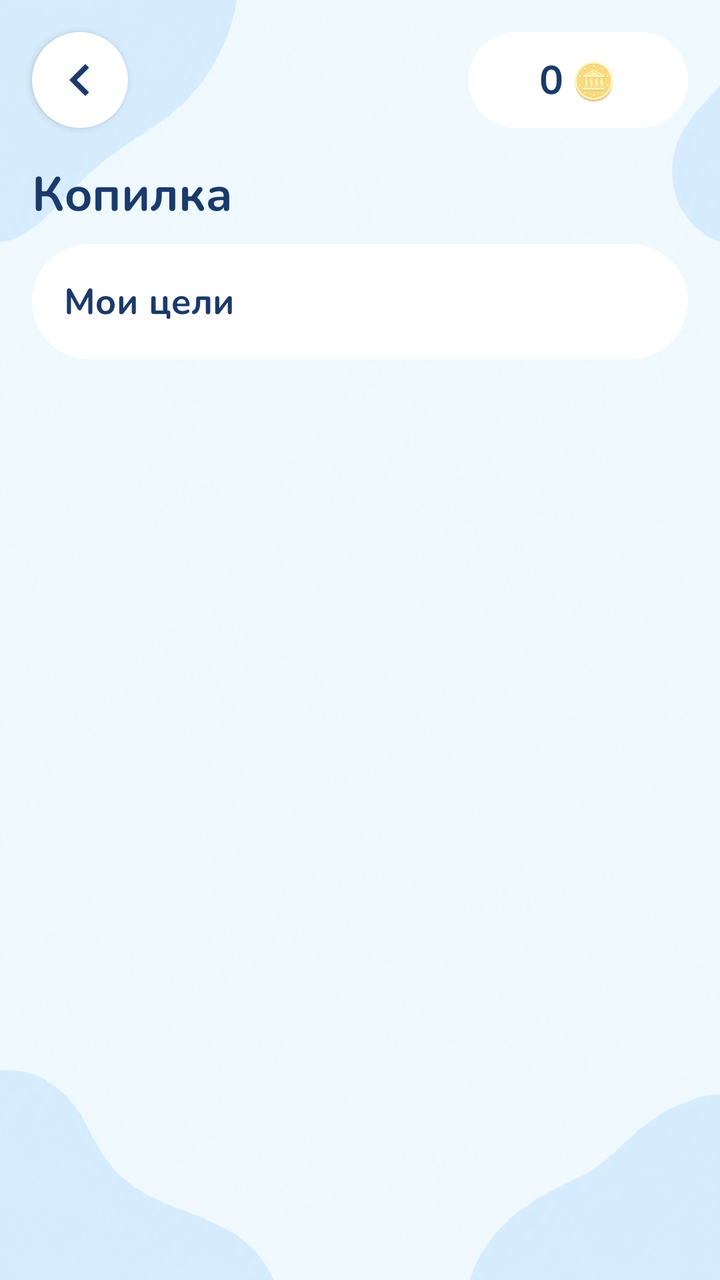
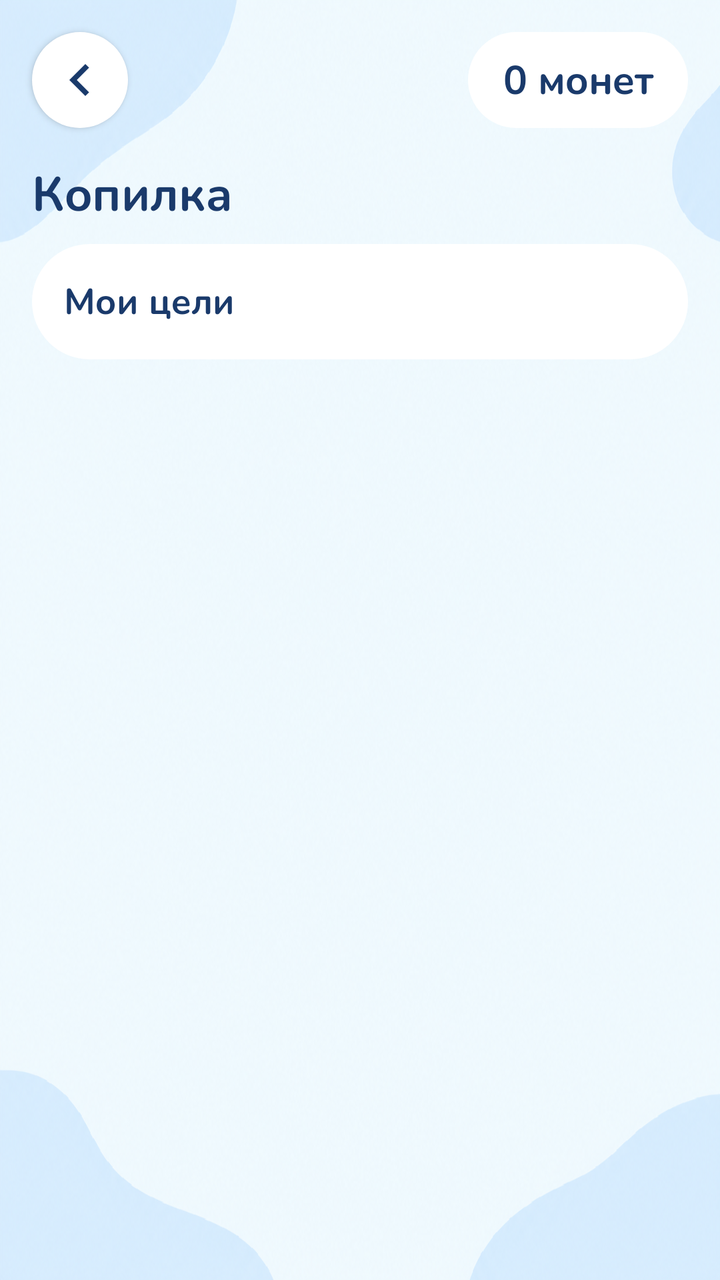

The first picture is an Android layout as it rendered before a commit; the second is the same layout after the commit. The layout source and the unified diff follow.
<!-- AndroidManifest.xml: application theme Theme.Finni -->
<!-- res/layout/activity_savings.xml -->
<androidx.constraintlayout.widget.ConstraintLayout
    xmlns:android="http://schemas.android.com/apk/res/android"
    xmlns:app="http://schemas.android.com/apk/res-auto"
    android:layout_width="match_parent"
    android:layout_height="match_parent">

    <ImageView
        android:layout_width="0dp"
        android:layout_height="0dp"
        android:scaleType="fitXY"
        android:src="@drawable/background_2"
        app:layout_constraintBottom_toBottomOf="parent"
        app:layout_constraintEnd_toEndOf="parent"
        app:layout_constraintStart_toStartOf="parent"
        app:layout_constraintTop_toTopOf="parent" />

    <com.google.android.material.button.MaterialButton
        android:id="@+id/btn_back_savings"
        style="@style/Widget.MaterialComponents.Button.Icon"
        android:layout_width="48dp"
        android:layout_height="48dp"
        android:layout_marginStart="16dp"
        android:layout_marginTop="16dp"
        android:insetLeft="0dp"
        android:insetTop="0dp"
        android:insetRight="0dp"
        android:insetBottom="0dp"
        android:padding="0dp"
        app:backgroundTint="@color/white"
        app:cornerRadius="32dp"
        app:icon="@drawable/ic_keyboard_arrow_left"
        app:iconGravity="textStart"
        app:iconPadding="0dp"
        app:iconSize="32dp"
        app:iconTint="@color/dark_blue"
        app:layout_constraintStart_toStartOf="parent"
        app:layout_constraintTop_toTopOf="parent" />

    <LinearLayout
        android:id="@+id/coins_container"
        android:layout_width="110dp"
        android:layout_height="48dp"
        android:layout_marginTop="16dp"
        android:layout_marginEnd="16dp"
        android:background="@drawable/bg_bubble"
        android:gravity="center"
        android:orientation="horizontal"
        android:paddingStart="12dp"
        android:paddingEnd="12dp"
        app:layout_constraintEnd_toEndOf="parent"
        app:layout_constraintTop_toTopOf="parent">

        <TextView
            android:id="@+id/tv_coins"
            android:layout_width="wrap_content"
            android:layout_height="wrap_content"
            android:fontFamily="@font/nunitobold"
            android:text="0"
            android:textColor="@color/dark_blue"
            android:textSize="20sp" />

        <TextView
            android:layout_width="wrap_content"
            android:layout_height="wrap_content"
            android:layout_marginStart="4dp"
            android:text="🪙"
            android:textSize="18sp" />

    </LinearLayout>

    <ScrollView
        android:layout_width="0dp"
        android:layout_height="0dp"
        android:layout_marginTop="80dp"
        android:fillViewport="true"
        app:layout_constraintBottom_toBottomOf="parent"
        app:layout_constraintEnd_toEndOf="parent"
        app:layout_constraintStart_toStartOf="parent"
        app:layout_constraintTop_toTopOf="parent">

        <LinearLayout
            android:layout_width="match_parent"
            android:layout_height="wrap_content"
            android:orientation="vertical"
            android:paddingHorizontal="16dp"
            android:paddingBottom="24dp">

            <TextView
                android:layout_width="wrap_content"
                android:layout_height="wrap_content"
                android:layout_marginBottom="8dp"
                android:fontFamily="@font/nunitobold"
                android:text="Копилка"
                android:textColor="@color/dark_blue"
                android:textSize="24sp" />

            <LinearLayout
                android:layout_width="match_parent"
                android:layout_height="wrap_content"
                android:background="@drawable/bg_bubble"
                android:orientation="vertical"
                android:padding="16dp">

                <TextView
                    android:layout_width="wrap_content"
                    android:layout_height="wrap_content"
                    android:fontFamily="@font/nunitobold"
                    android:text="Мои цели"
                    android:textColor="@color/dark_blue"
                    android:textSize="18sp" />

                <LinearLayout
                    android:id="@+id/container_goals"
                    android:layout_width="match_parent"
                    android:layout_height="wrap_content"
                    android:orientation="vertical" />

            </LinearLayout>

            <LinearLayout
                android:id="@+id/container_selected_goal"
                android:layout_width="match_parent"
                android:layout_height="wrap_content"
                android:layout_marginTop="12dp"
                android:background="@drawable/bg_bubble"
                android:orientation="vertical"
                android:padding="16dp"
                android:visibility="gone">

                <TextView
                    android:id="@+id/tv_goal_name"
                    android:layout_width="match_parent"
                    android:layout_height="wrap_content"
                    android:fontFamily="@font/nunitobold"
                    android:textColor="@color/dark_blue"
                    android:textSize="22sp" />

                <TextView
                    android:id="@+id/tv_goal_progress"
                    android:layout_width="wrap_content"
                    android:layout_height="wrap_content"
                    android:layout_marginTop="4dp"
                    android:fontFamily="@font/nunitobold"
                    android:textColor="@color/dark_blue"
                    android:textSize="16sp" />

                <ProgressBar
                    android:id="@+id/progress_goal_detail"
                    style="?android:attr/progressBarStyleHorizontal"
                    android:layout_width="match_parent"
                    android:layout_height="10dp"
                    android:layout_marginTop="8dp"
                    android:progressDrawable="@drawable/progressbar_drawable"
                    android:progressTint="@color/progressbar_goal" />

                <TextView
                    android:id="@+id/tv_goal_left"
                    android:layout_width="wrap_content"
                    android:layout_height="wrap_content"
                    android:layout_marginTop="6dp"
                    android:fontFamily="@font/nunitobold"
                    android:textColor="@color/dark_blue"
                    android:textSize="16sp" />

                <LinearLayout
                    android:layout_width="match_parent"
                    android:layout_height="wrap_content"
                    android:layout_marginTop="16dp"
                    android:gravity="center_vertical"
                    android:orientation="horizontal">

                    <com.google.android.material.button.MaterialButton
                        android:id="@+id/btn_savings_minus"
                        style="@style/Widget.MaterialComponents.Button.Icon"
                        android:layout_width="48dp"
                        android:layout_height="48dp"
                        android:insetLeft="0dp"
                        android:insetTop="0dp"
                        android:insetRight="0dp"
                        android:insetBottom="0dp"
                        android:padding="0dp"
                        android:stateListAnimator="@null"
                        app:backgroundTint="@color/blue_button"
                        app:cornerRadius="28dp"
                        app:icon="@drawable/ic_remove"
                        app:iconGravity="textStart"
                        app:iconPadding="0dp"
                        app:iconSize="24dp"
                        app:iconTint="@color/white"
                        app:rippleColor="@color/blue_button_ripple" />

                    <TextView
                        android:id="@+id/tv_savings_amount"
                        android:layout_width="0dp"
                        android:layout_height="wrap_content"
                        android:layout_weight="1"
                        android:fontFamily="@font/nunitobold"
                        android:gravity="center"
                        android:text="5"
                        android:textColor="@color/dark_blue"
                        android:textSize="28sp" />

                    <com.google.android.material.button.MaterialButton
                        android:id="@+id/btn_savings_plus"
                        style="@style/Widget.MaterialComponents.Button.Icon"
                        android:layout_width="48dp"
                        android:layout_height="48dp"
                        android:insetLeft="0dp"
                        android:insetTop="0dp"
                        android:insetRight="0dp"
                        android:insetBottom="0dp"
                        android:padding="0dp"
                        android:stateListAnimator="@null"
                        app:backgroundTint="@color/blue_button"
                        app:cornerRadius="28dp"
                        app:icon="@drawable/ic_add"
                        app:iconGravity="textStart"
                        app:iconPadding="0dp"
                        app:iconSize="24dp"
                        app:iconTint="@color/white"
                        app:rippleColor="@color/blue_button_ripple" />

                </LinearLayout>

                <LinearLayout
                    android:layout_width="match_parent"
                    android:layout_height="wrap_content"
                    android:layout_marginTop="12dp"
                    android:orientation="horizontal">

                    <com.google.android.material.button.MaterialButton
                        android:id="@+id/btn_deposit"
                        android:layout_width="0dp"
                        android:layout_height="60dp"
                        android:layout_marginEnd="4dp"
                        android:layout_weight="1"
                        android:fontFamily="@font/nunitobold"
                        android:text="В копилку"
                        android:textColor="@color/white"
                        android:textSize="16sp"
                        app:backgroundTint="@color/blue_button"
                        app:cornerRadius="28dp"
                        app:rippleColor="@color/blue_button_ripple" />

                    <com.google.android.material.button.MaterialButton
                        android:id="@+id/btn_withdraw"
                        android:layout_width="0dp"
                        android:layout_height="60dp"
                        android:layout_marginStart="4dp"
                        android:layout_weight="1"
                        android:fontFamily="@font/nunitobold"
                        android:text="Забрать"
                        android:textColor="@color/white"
                        android:textSize="16sp"
                        app:backgroundTint="@color/blue_button"
                        app:cornerRadius="28dp"
                        app:rippleColor="@color/blue_button_ripple" />

                </LinearLayout>

            </LinearLayout>

        </LinearLayout>

    </ScrollView>

</androidx.constraintlayout.widget.ConstraintLayout>
<!-- resources referenced by this layout -->
<resources>
  <color name="blue_button">#3A7FD5</color>
  <color name="blue_button_ripple">#2A5FA5</color>
  <color name="dark_blue">#1A3A6B</color>
  <color name="progressbar_goal">#2196F3</color>
  <color name="white">#FFFFFFFF</color>
  <!-- drawable background_2: png bitmap (drawable, 933902 bytes) -->
  <!-- drawable bg_bubble (drawable) -->
  <?xml version="1.0" encoding="utf-8"?>
  <ripple xmlns:android="http://schemas.android.com/apk/res/android"
      android:color="?attr/colorControlHighlight">
  
      <item>
          <shape android:shape="rectangle">
              <solid android:color="@android:color/white" />
              <corners
                  android:topLeftRadius="32dp"
                  android:topRightRadius="32dp"
                  android:bottomLeftRadius="32dp"
                  android:bottomRightRadius="32dp" />
          </shape>
      </item>
  
      <item android:id="@android:id/mask">
          <shape android:shape="rectangle">
              <solid android:color="@android:color/white" />
              <corners
                  android:topLeftRadius="32dp"
                  android:topRightRadius="32dp"
                  android:bottomLeftRadius="32dp"
                  android:bottomRightRadius="32dp" />
          </shape>
      </item>
  
  </ripple>
  <!-- drawable ic_add (drawable) -->
  <vector xmlns:android="http://schemas.android.com/apk/res/android"
      android:width="24dp"
      android:height="24dp"
      android:viewportWidth="960"
      android:viewportHeight="960">
    <path
        android:pathData="M440,520L200,520v-80h240v-240h80v240h240v80L520,520v240h-80v-240Z"
        android:fillColor="#e3e3e3"/>
  </vector>
  <!-- drawable ic_keyboard_arrow_left (drawable) -->
  <vector xmlns:android="http://schemas.android.com/apk/res/android"
      android:width="24dp"
      android:height="24dp"
      android:viewportWidth="960"
      android:viewportHeight="960">
    <path
        android:pathData="M560,720 L320,480l240,-240 56,56 -184,184 184,184 -56,56Z"
        android:fillColor="#e3e3e3"/>
  </vector>
  <!-- drawable ic_remove (drawable) -->
  <vector xmlns:android="http://schemas.android.com/apk/res/android"
      android:width="24dp"
      android:height="24dp"
      android:viewportWidth="960"
      android:viewportHeight="960">
    <path
        android:pathData="M200,520v-80h560v80L200,520Z"
        android:fillColor="#e3e3e3"/>
  </vector>
  <!-- drawable progressbar_drawable (drawable) -->
  <?xml version="1.0" encoding="utf-8"?>
  <layer-list xmlns:android="http://schemas.android.com/apk/res/android">
  
      <item android:id="@android:id/background">
          <shape android:shape="rectangle">
              <corners android:radius="8dp" />
              <solid android:color="@color/progressbar_track" />
          </shape>
      </item>
  
      <item android:id="@android:id/secondaryProgress">
          <clip>
              <shape android:shape="rectangle">
                  <corners android:radius="8dp" />
                  <solid android:color="@color/progressbar_track" />
              </shape>
          </clip>
      </item>
  
      <item android:id="@android:id/progress">
          <clip>
              <shape android:shape="rectangle">
                  <corners android:radius="8dp" />
              </shape>
          </clip>
      </item>
  
  </layer-list>
  <style name="Theme.Finni" parent="Theme.MaterialComponents.Light.NoActionBar">
          <item name="android:windowFullscreen">true</item>
  
          <item name="colorPrimary">@color/colorPrimary</item>
          <item name="colorPrimaryDark">@color/colorPrimaryDark</item>
          <item name="colorAccent">@color/colorAccent</item>
      </style>
  <color name="progressbar_track">#DCEEFB</color>
  <color name="colorPrimary">#3A7FD5</color>
  <color name="colorPrimaryDark">#1A5AAF</color>
  <color name="colorAccent">#FFC840</color>
</resources>

<!-- the commit's change to res/layout/activity_savings.xml (unified diff, before → after) -->
@@ -52,20 +52,20 @@
 
         <TextView
             android:id="@+id/tv_coins"
-            android:layout_width="wrap_content"
+            android:layout_width="0dp"
             android:layout_height="wrap_content"
+            android:layout_weight="1"
+            android:autoSizeMaxTextSize="20sp"
+            android:autoSizeMinTextSize="10sp"
+            android:autoSizeStepGranularity="1sp"
+            android:autoSizeTextType="uniform"
+            android:ellipsize="end"
             android:fontFamily="@font/nunitobold"
-            android:text="0"
+            android:gravity="center"
+            android:maxLines="1"
+            android:text="0 монет"
             android:textColor="@color/dark_blue"
             android:textSize="20sp" />
-
-        <TextView
-            android:layout_width="wrap_content"
-            android:layout_height="wrap_content"
-            android:layout_marginStart="4dp"
-            android:text="🪙"
-            android:textSize="18sp" />
-
     </LinearLayout>
 
     <ScrollView
<!-- resource entries referenced after the edit -->
@@ -96,13 +96,10 @@
   <style name="Theme.Finni" parent="Theme.MaterialComponents.Light.NoActionBar">
           <item name="android:windowFullscreen">true</item>
   
-          <item name="colorPrimary">@color/colorPrimary</item>
-          <item name="colorPrimaryDark">@color/colorPrimaryDark</item>
-          <item name="colorAccent">@color/colorAccent</item>
+          <item name="colorPrimary">#3A7FD5</item>
+          <item name="colorPrimaryDark">#1A5AAF</item>
+          <item name="colorAccent">#3A7FD5</item>
       </style>
   <color name="progressbar_track">#DCEEFB</color>
-  <color name="colorPrimary">#3A7FD5</color>
-  <color name="colorPrimaryDark">#1A5AAF</color>
-  <color name="colorAccent">#FFC840</color>
 </resources>
 
